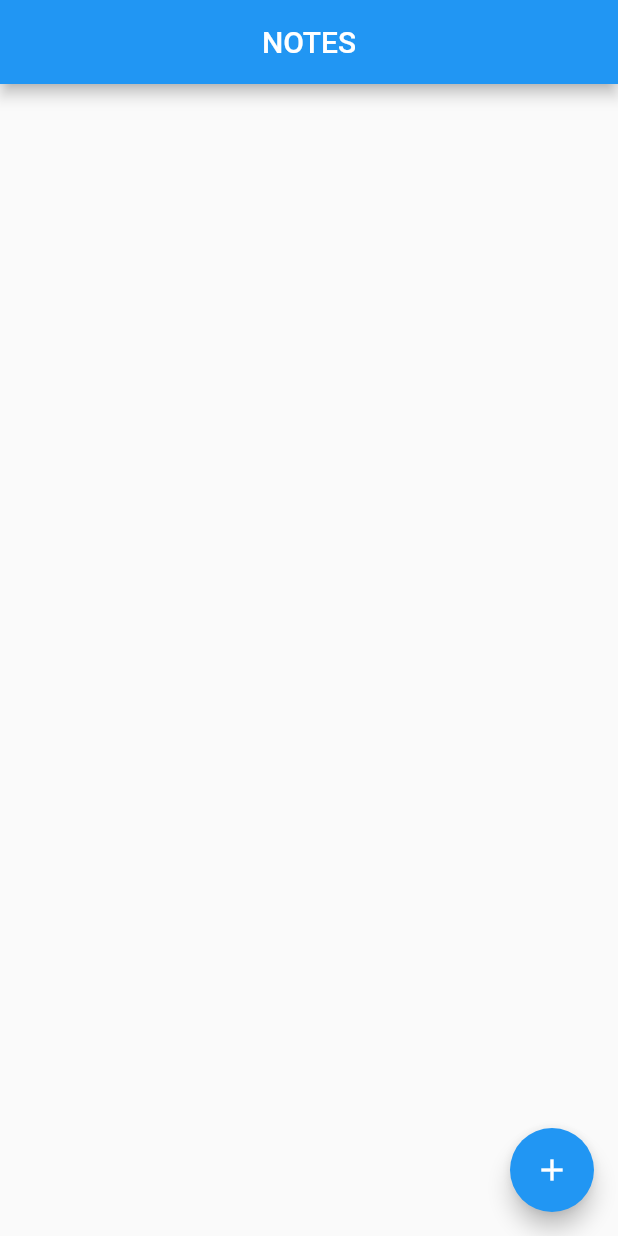
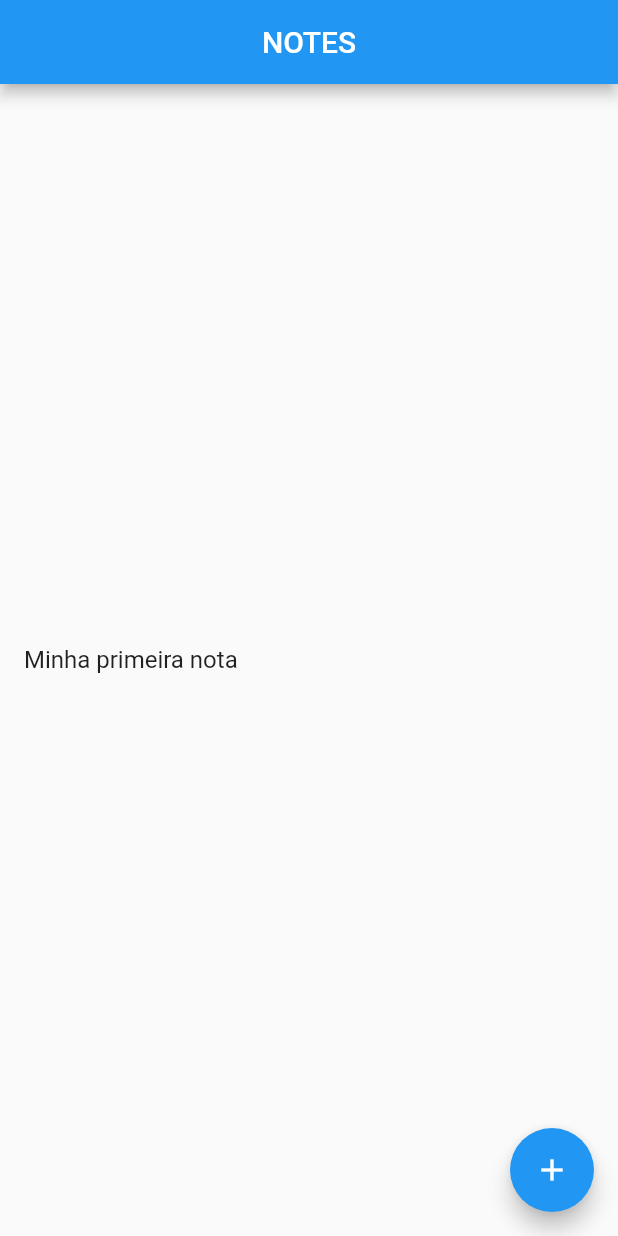
Before and after one commit to eullercdr/flutter-ignite-modulo-2, a Flutter app: the screen it shows after launch, on a phone screen of 412 x 824 dp. Run offline on Flutter 3.47's test engine with Material 2 defaults, Android fonts, the phone set to English and light mode, and no system bars.

Commit message:
feat: add listTile

```diff
--- a/lib/home_page.dart
+++ b/lib/home_page.dart
@@ -8,6 +8,11 @@ class HomePage extends StatelessWidget {
         title: Text('NOTES'),
         centerTitle: true,
       ),
+      body: Center(
+        child: ListTile(
+          title: Text('Minha primeira nota'),
+        ),
+      ),
       floatingActionButton: FloatingActionButton(
         onPressed: () {
           print("Clicou");
```
